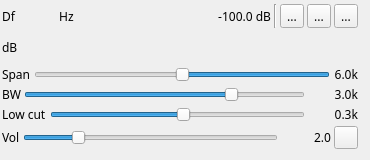
Qt form plugins/channelrx/demodssb/ssbdemodgui.ui (f4exb/sdrangel) before a commit.
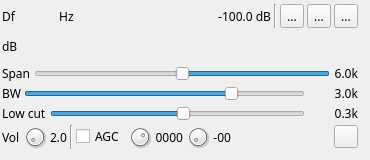
The same form after that commit. Icons and pictures are not drawn. Custom widgets are drawn as their Qt base class.

Commit message: SSB demod: UI: added new AGC controls

```diff
--- a/plugins/channelrx/demodssb/ssbdemodgui.ui
+++ b/plugins/channelrx/demodssb/ssbdemodgui.ui
@@ -420,39 +420,124 @@
        </widget>
       </item>
       <item>
-       <widget class="QSlider" name="volume">
+       <widget class="QDial" name="volume">
+        <property name="minimumSize">
+         <size>
+          <width>24</width>
+          <height>24</height>
+         </size>
+        </property>
+        <property name="maximumSize">
+         <size>
+          <width>24</width>
+          <height>24</height>
+         </size>
+        </property>
+       </widget>
+      </item>
+      <item>
+       <widget class="QLabel" name="volumeText">
+        <property name="maximumSize">
+         <size>
+          <width>30</width>
+          <height>16777215</height>
+         </size>
+        </property>
+        <property name="text">
+         <string>2.0</string>
+        </property>
+        <property name="alignment">
+         <set>Qt::AlignRight|Qt::AlignTrailing|Qt::AlignVCenter</set>
+        </property>
+       </widget>
+      </item>
+      <item>
+       <widget class="Line" name="line_2">
+        <property name="orientation">
+         <enum>Qt::Vertical</enum>
+        </property>
+       </widget>
+      </item>
+      <item>
+       <widget class="QCheckBox" name="checkBox">
+        <property name="text">
+         <string>AGC</string>
+        </property>
+       </widget>
+      </item>
+      <item>
+       <widget class="QDial" name="agcTimeLog2">
+        <property name="maximumSize">
+         <size>
+          <width>24</width>
+          <height>24</height>
+         </size>
+        </property>
         <property name="toolTip">
          <string>Volume</string>
         </property>
         <property name="maximum">
-         <number>100</number>
+         <number>10</number>
         </property>
         <property name="pageStep">
          <number>1</number>
         </property>
         <property name="value">
-         <number>20</number>
+         <number>7</number>
         </property>
+       </widget>
+      </item>
+      <item>
+       <widget class="QLabel" name="agcTimeText">
+        <property name="toolTip">
+         <string>AGC time constant (ms)</string>
+        </property>
+        <property name="text">
+         <string>0000</string>
+        </property>
+        <property name="alignment">
+         <set>Qt::AlignRight|Qt::AlignTrailing|Qt::AlignVCenter</set>
+        </property>
+       </widget>
+      </item>
+      <item>
+       <widget class="QDial" name="agcPowerThreshold">
+        <property name="maximumSize">
+         <size>
+          <width>24</width>
+          <height>24</height>
+         </size>
+        </property>
+        <property name="toolTip">
+         <string>AGC power threshold (dB)</string>
+        </property>
+       </widget>
+      </item>
+      <item>
+       <widget class="QLabel" name="agcPowerThersholdText">
+        <property name="toolTip">
+         <string>AGC power threshold (dB)</string>
+        </property>
+        <property name="text">
+         <string>-00</string>
+        </property>
+        <property name="alignment">
+         <set>Qt::AlignRight|Qt::AlignTrailing|Qt::AlignVCenter</set>
+        </property>
+       </widget>
+      </item>
+      <item>
+       <spacer name="horizontalSpacer">
         <property name="orientation">
          <enum>Qt::Horizontal</enum>
         </property>
-       </widget>
-      </item>
-      <item>
-       <widget class="QLabel" name="volumeText">
-        <property name="minimumSize">
+        <property name="sizeHint" stdset="0">
          <size>
-          <width>50</width>
-          <height>0</height>
+          <width>40</width>
+          <height>20</height>
          </size>
         </property>
-        <property name="text">
-         <string>2.0</string>
-        </property>
-        <property name="alignment">
-         <set>Qt::AlignRight|Qt::AlignTrailing|Qt::AlignVCenter</set>
-        </property>
-       </widget>
+       </spacer>
       </item>
       <item>
        <widget class="QToolButton" name="audioMute">
```
Left out of the diff: 2 changed lines with no effect on the pictures.
